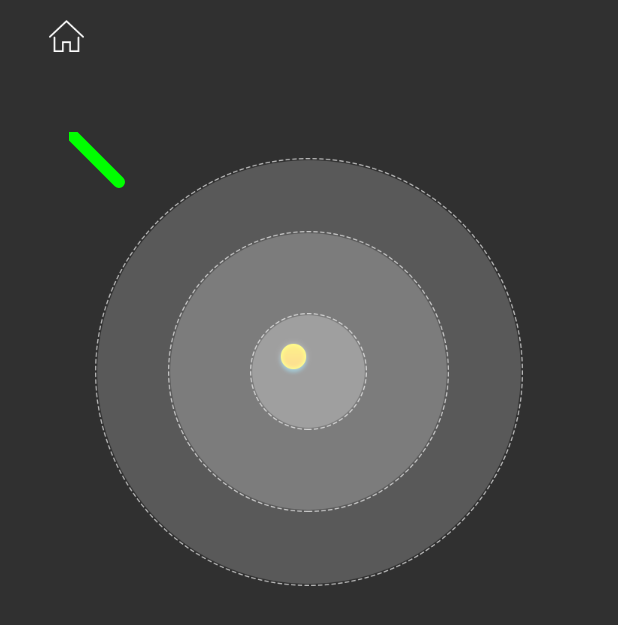
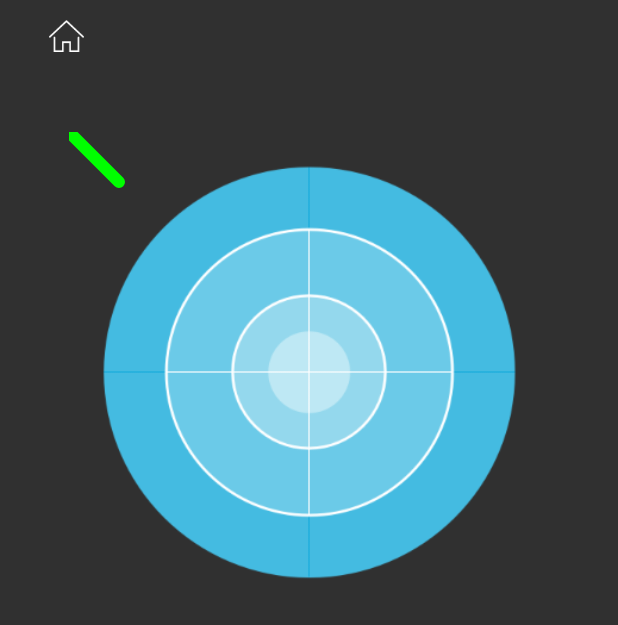
Before and after one commit to leven-space/BooguuBalanceScale, an Android app: the fragment TrainResultFragment shown on its own in the app's theme, on a phone screen of 412 x 824 dp. Shown: the top 625 px of the screen. Run offline under Robolectric (Android 15) with nearby library versions, the phone set to English and light mode, and no system bars; libraries missing offline, so code that uses them is left out: com.github.mikephil.charting, me.yokeyword.fragmentation.

Commit message:
修改结果页面

```diff
--- a/app/src/main/res/layout/fragment_train_result.xml
+++ b/app/src/main/res/layout/fragment_train_result.xml
@@ -20,7 +20,8 @@
         android:layout_height="320dp"
         android:layout_below="@+id/btn_train_result_back_home"
         android:layout_centerHorizontal="true"
-        android:layout_marginTop="40dp">
+        android:layout_marginTop="40dp"
+        >
 
         <com.leven.booguubalancescale.train.view.BallView
             android:id="@+id/ballView_train_result"
@@ -29,24 +30,11 @@
 
         <ImageView
             android:id="@+id/imageView"
-            android:layout_width="wrap_content"
-            android:layout_height="wrap_content"
+            android:layout_width="match_parent"
+            android:layout_height="match_parent"
             android:layout_gravity="center"
-            app:srcCompat="@mipmap/q1" />
+            app:srcCompat="@mipmap/result_background" />
 
-        <ImageView
-            android:id="@+id/imageView2"
-            android:layout_width="wrap_content"
-            android:layout_height="wrap_content"
-            android:layout_gravity="center"
-            app:srcCompat="@mipmap/q2" />
-
-        <ImageView
-            android:id="@+id/imageView3"
-            android:layout_width="wrap_content"
-            android:layout_height="wrap_content"
-            android:layout_gravity="center"
-            app:srcCompat="@mipmap/q3" />
     </FrameLayout>
 
 
```
Also changed, not shown: 1 other file.
